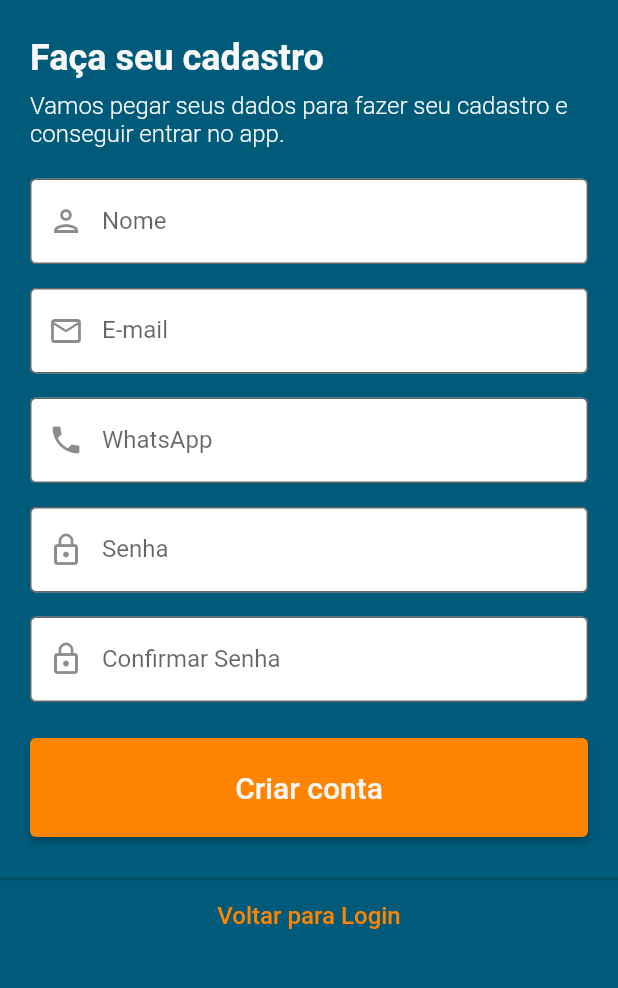
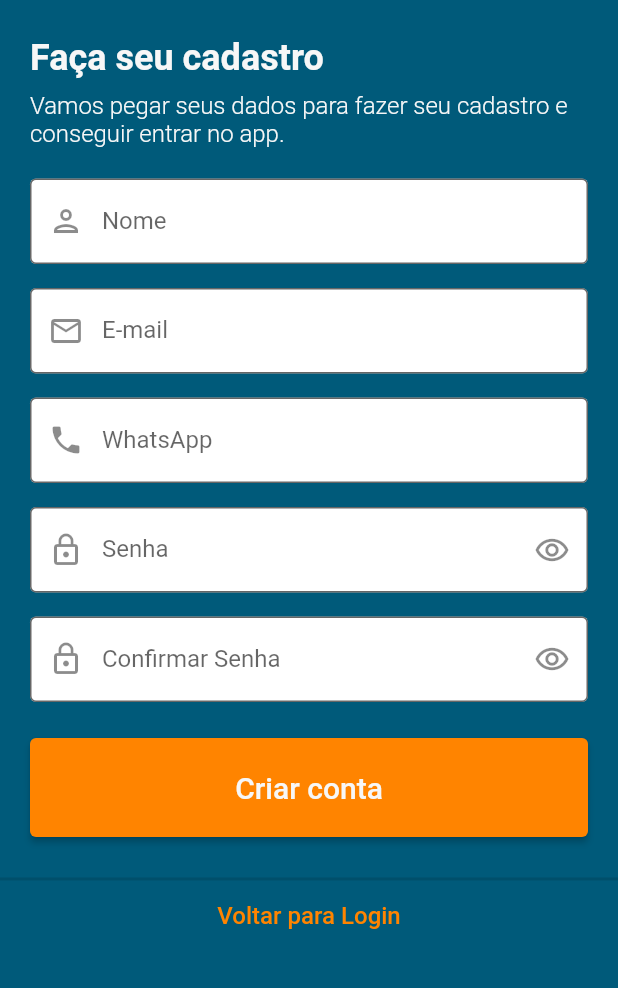
Before and after one commit to Lend-it/Front, a Flutter app: the screen it shows after launch, after a tap on "Ir para Login", on a phone screen of 412 x 824 dp, the part 184-1172 px from its top. Run offline on Flutter 3.47's test engine with Material 2 defaults, Android fonts, the light colour scheme and no system bars; our stand-ins replace flutter_svg, shared_preferences; network calls fail.

Commit message:
fix: fga-eps-mds/2020.2-Lend.it#96 Improve input icons and update input controller
Co-authored-by: Vinicius Saturnino <viniciussaturnino78@gmail.com>
Co-authored-by: Youssef Muhamad <emaildeyoussefmuhamad@gmail.com>

```diff
--- a/lib/view/auth/register_page.dart
+++ b/lib/view/auth/register_page.dart
@@ -54,7 +54,7 @@ class _RegisterPageState extends State<RegisterPage> {
                 type: TextInputType.name,
                 controller: _nameController,
                 placeholder: 'Nome',
-                icon: Icons.person_outlined,
+                prefix: Icons.person_outlined,
               ),
             ),
             Container(
@@ -63,7 +63,7 @@ class _RegisterPageState extends State<RegisterPage> {
                 type: TextInputType.emailAddress,
                 controller: _emailController,
                 placeholder: 'E-mail',
-                icon: Icons.mail_outline,
+                prefix: Icons.mail_outline,
               ),
             ),
             Container(
@@ -72,7 +72,7 @@ class _RegisterPageState extends State<RegisterPage> {
                 type: TextInputType.phone,
                 controller: _whatsappController,
                 placeholder: 'WhatsApp',
-                icon: Icons.phone,
+                prefix: Icons.phone,
               ),
             ),
             Container(
@@ -81,7 +81,8 @@ class _RegisterPageState extends State<RegisterPage> {
                 type: TextInputType.visiblePassword,
                 controller: _passwordController,
                 placeholder: 'Senha',
-                icon: Icons.lock_outline,
+                prefix: Icons.lock_outline,
+                suffix: Icons.remove_red_eye_outlined,
               ),
             ),
             Container(
@@ -90,7 +91,8 @@ class _RegisterPageState extends State<RegisterPage> {
                 type: TextInputType.visiblePassword,
                 controller: _passwordConfirmController,
                 placeholder: 'Confirmar Senha',
-                icon: Icons.lock_outline,
+                prefix: Icons.lock_outline,
+                suffix: Icons.remove_red_eye_outlined,
               ),
             ),
             Container(
--- a/lib/view/home/home_page.dart
+++ b/lib/view/home/home_page.dart
@@ -54,13 +54,13 @@ class _HomePageState extends State<HomePage> {
             type: TextInputType.emailAddress,
             controller: _emailController,
             placeholder: 'E-mail',
-            icon: Icons.mail_outline,
+            prefix: Icons.mail_outline,
           ),
           Input(
             type: TextInputType.visiblePassword,
             controller: _passwordController,
             placeholder: 'Password',
-            icon: Icons.lock_outline,
+            prefix: Icons.lock_outline,
           ),
           Button(
             title: 'Placeholder',
--- a/lib/widgets/input.dart
+++ b/lib/widgets/input.dart
@@ -4,14 +4,16 @@ import 'package:front/theme/colors.dart';
 class Input extends StatefulWidget {
   final TextInputType type;
   final String placeholder;
-  final IconData icon;
+  final IconData prefix;
+  final IconData suffix;
   final TextEditingController controller;
 
   Input({
     @required this.placeholder,
-    @required this.icon,
     @required this.type,
     @required this.controller,
+    this.prefix,
+    this.suffix,
   });
 
   @override
@@ -44,11 +46,6 @@ class _InputState extends State<Input> {
           setState(() => _fieldColor = hasFocus ? primaryColor : grayColor);
         },
         child: TextFormField(
-          onChanged: (text) {
-            setState(() {
-              widget.controller.text = text;
-            });
-          },
           obscureText:
               widget.type == TextInputType.visiblePassword ? true : false,
           keyboardType: widget.type,
@@ -63,7 +60,8 @@ class _InputState extends State<Input> {
                 width: 2.0,
               ),
             ),
-            prefixIcon: Icon(widget.icon, color: _fieldColor),
+            prefixIcon: Icon(widget.prefix, color: _fieldColor),
+            suffixIcon: Icon(widget.suffix, color: _fieldColor),
             hintText: widget.placeholder,
             border: OutlineInputBorder(
               borderRadius: BorderRadius.circular(4.0),
```
